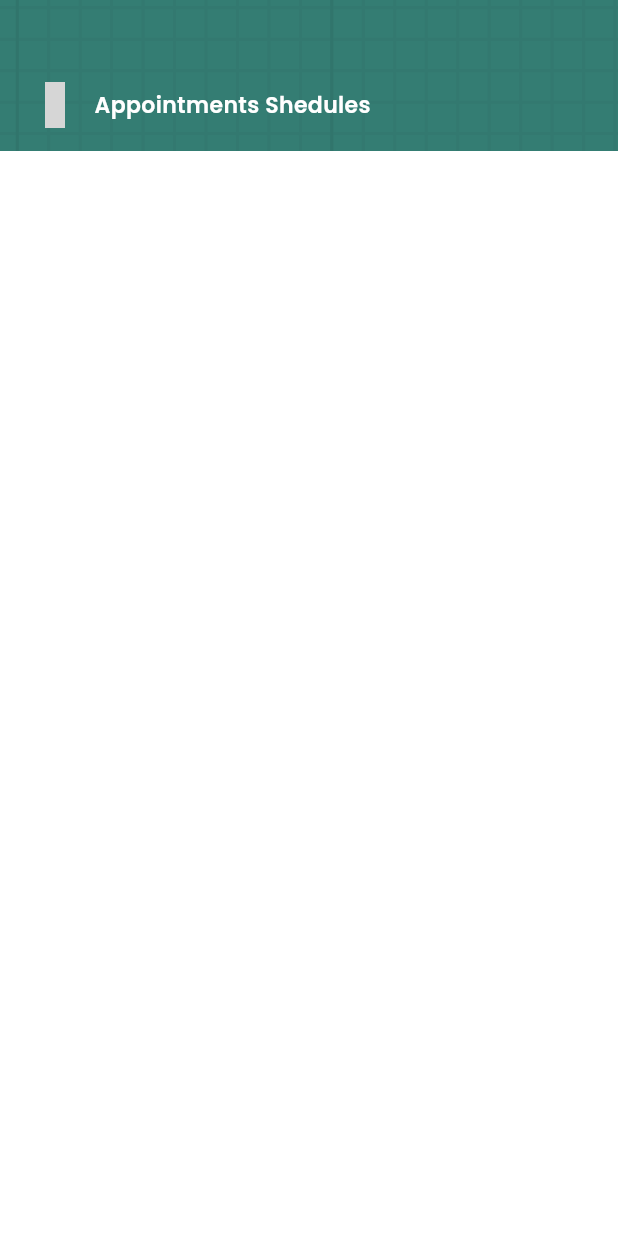
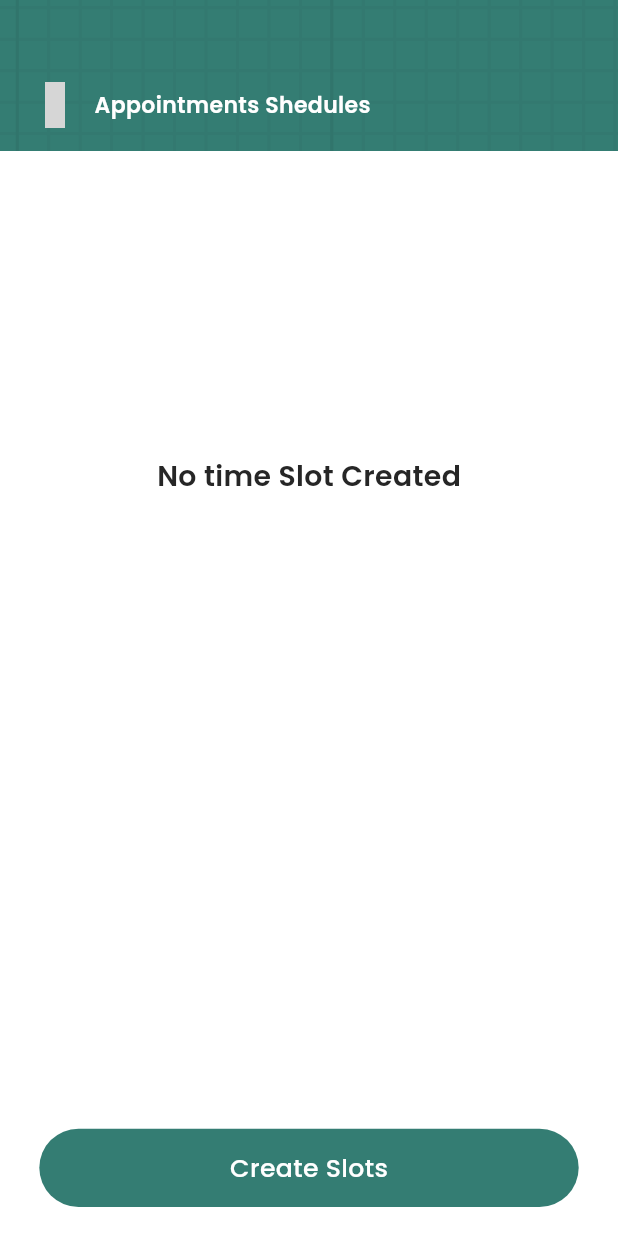
Before and after one commit to Sabari-nath-p/ZodoDoctor, a Flutter app: the SlotListingScreen screen opened directly, on a phone screen of 412 x 824 dp. Run offline on Flutter 3.47's test engine with Material 3 defaults, Android fonts, the light colour scheme and no system bars; our stand-ins replace animate_do, file_picker, flutter_screenutil, get, google_fonts, icons_plus and 1 more; missing offline and left inert: horizontal_week_calendar; grey boxes are pictures that could not be loaded.

Commit message:
package location corrected

```diff
--- a/lib/Screens/SlotListingScreen/SlotListingScreen.dart
+++ b/lib/Screens/SlotListingScreen/SlotListingScreen.dart
@@ -1,5 +1,8 @@
 import 'package:flutter/material.dart';
+import 'package:flutter_screenutil/flutter_screenutil.dart';
 import 'package:zodo_doctor/Screens/SlotListingScreen/Views/SlotListingAppBar.dart';
+import 'package:zodo_doctor/Src/appButtons.dart';
+import 'package:zodo_doctor/Src/appText.dart';
 
 class SlotListingScreen extends StatelessWidget {
   const SlotListingScreen({super.key});
@@ -12,14 +15,31 @@ class SlotListingScreen extends StatelessWidget {
         children: [
           SlotListingAppBar(),
           Expanded(
-              child: SingleChildScrollView(
-            child: Column(
-              children: [
-
-
-              ],
-            ),
-          ))
+              child: Stack(
+            children: [
+              Positioned(
+                  top: 0,
+                  right: 25.w,
+                  left: 25.w,
+                  bottom: 0,
+                  child: SingleChildScrollView(
+                    child: Column(children: [
+                      Container(
+                        margin: EdgeInsets.only(top: 210.h),
+                        child: appText.primaryText(
+                            text: "No time Slot Created",
+                            fontSize: 18.sp,
+                            fontWeight: FontWeight.w600),
+                      )
+                    ]),
+                  )),
+              Positioned(
+                  bottom: 20.h,
+                  right: 25.w,
+                  left: 25.w,
+                  child: appButton.PrimaryButton(name: "Create Slots"))
+            ],
+          )),
         ],
       ),
     );
--- a/pubspec.yaml
+++ b/pubspec.yaml
@@ -16,7 +16,9 @@ dependencies:
   get: ^4.6.6
   google_fonts: ^6.2.1
   horizontal_week_calendar:
-     path : /Users/sabarinathp/Downloads/horizontal_week_calendar-0.0.18
+    # path : /Users/sabarinathp/Downloads/horizontal_week_calendar-0.0.18
+    git:
+      url: https://github.com/Sabari-nath-p/horizontalCalander.git
   icons_plus: ^5.0.0
   intl: ^0.19.0
   pinput: ^5.0.0
```
Also changed, not shown: pubspec.lock.
